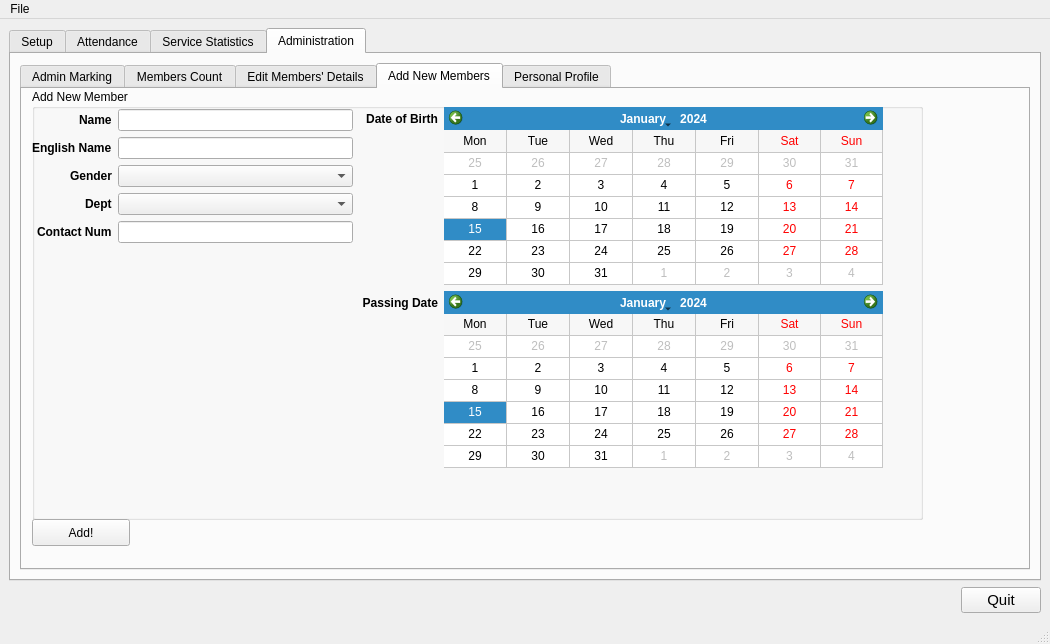
Before: the Qt Designer form tabbed.ui in dnth/AttTracker, drawn with Qt 5.
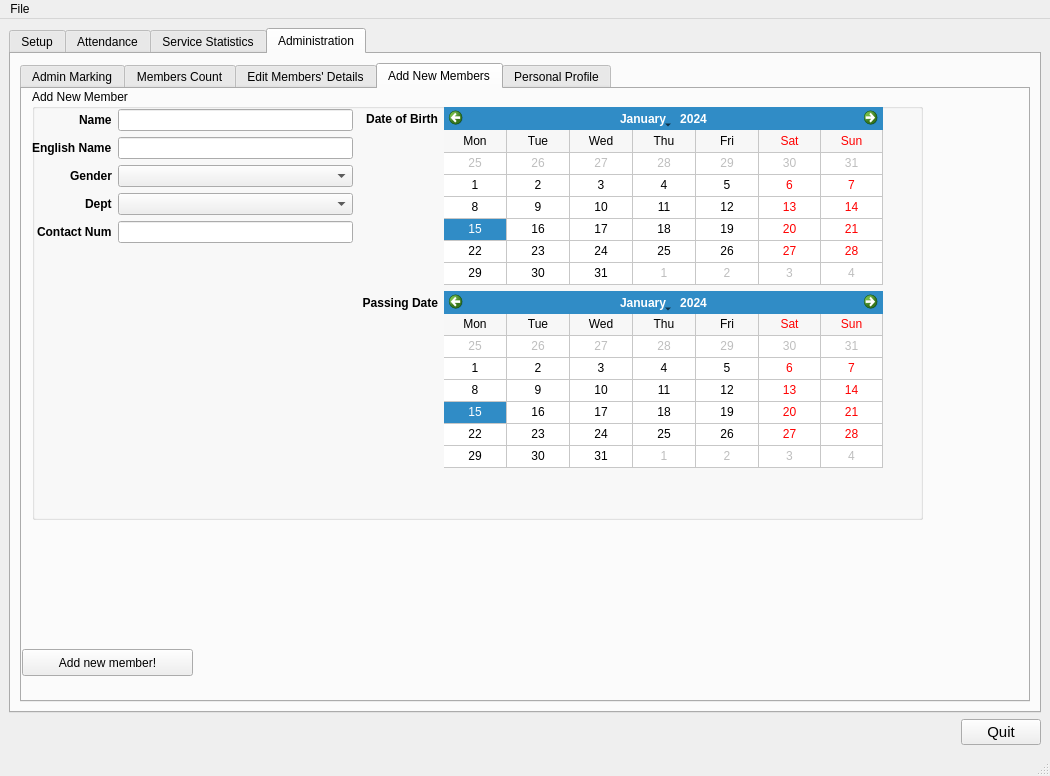
After: the same form once the commit is applied. The open tabs and pages were chosen to show the change. Icons and pictures are not drawn. Custom widgets are drawn as their Qt base class.

Diff of the .ui file:
```diff
--- a/tabbed.ui
+++ b/tabbed.ui
@@ -7,7 +7,7 @@
     <x>0</x>
     <y>0</y>
     <width>1050</width>
-    <height>644</height>
+    <height>776</height>
    </rect>
   </property>
   <property name="sizePolicy">
@@ -1445,14 +1445,14 @@
            <widget class="QPushButton" name="pushButton_addmember">
             <property name="geometry">
              <rect>
-              <x>10</x>
-              <y>430</y>
-              <width>98</width>
+              <x>0</x>
+              <y>560</y>
+              <width>171</width>
               <height>27</height>
              </rect>
             </property>
             <property name="text">
-             <string>Add!</string>
+             <string>Add new member!</string>
             </property>
            </widget>
           </widget>
```
Left out of the diff: 11 changed lines with no effect on the pictures.
